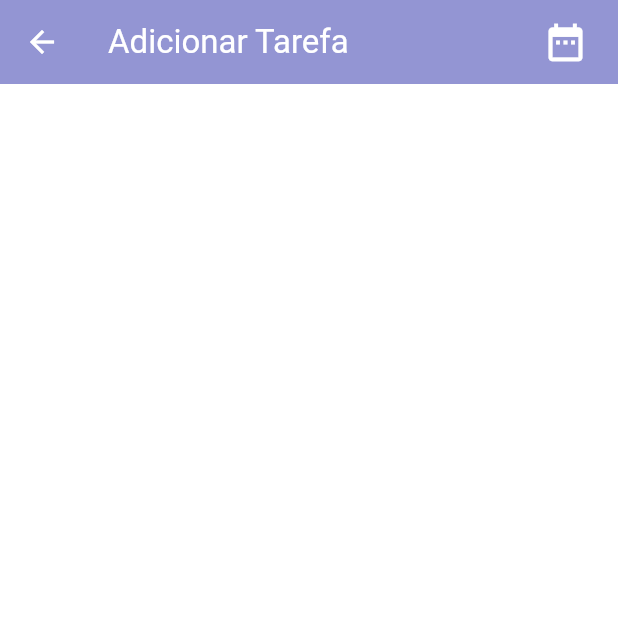
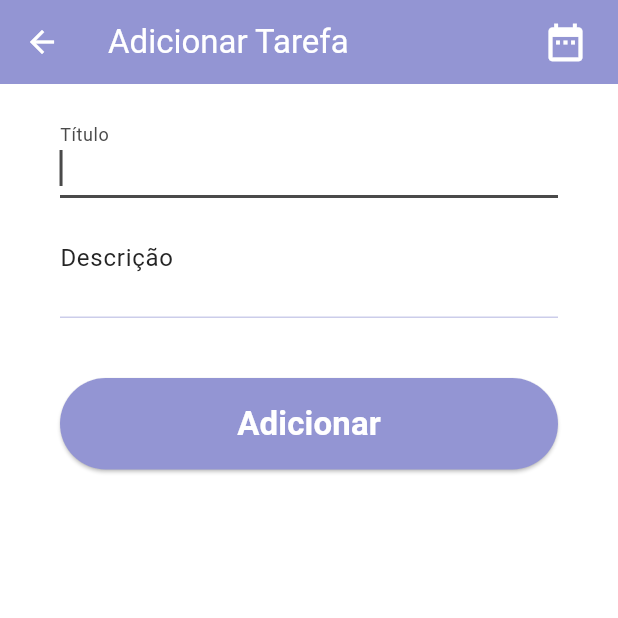
Before and after one commit to gabrielnavas/todo_flutter_app, a Flutter app: the TodoItemScreen screen opened by its route, on a phone screen of 412 x 824 dp, the top half of it. Run offline on Flutter 3.47's test engine with Material 3 defaults, Android fonts, the phone set to English and light mode, and no system bars.

Commit message:
create todo item form

```diff
--- a/lib/providers/todo_list_provider.dart
+++ b/lib/providers/todo_list_provider.dart
@@ -9,7 +9,8 @@ class TodoListProvider with ChangeNotifier {
   List<Todo> get items => [..._items];
 
   void add(Todo todo) {
-    _items.add(todo);
+    _items.insert(0, todo);
+    notifyListeners();
   }
 
   void partialUpdate(String id, String title, String description) {
--- a/lib/screens/todo_item_screen.dart
+++ b/lib/screens/todo_item_screen.dart
@@ -1,4 +1,5 @@
 import 'package:flutter/material.dart';
+import 'package:todo_app/widgets/todo_item_form.dart';
 
 class TodoItemScreen extends StatefulWidget {
   const TodoItemScreen({super.key});
@@ -23,6 +24,12 @@ class _TodoItemScreenState extends State<TodoItemScreen> {
           )
         ],
       ),
+      body: SingleChildScrollView(
+        child: Container(
+          margin: const EdgeInsets.symmetric(horizontal: 40, vertical: 20),
+          child: const TodoItemForm(),
+        ),
+      ),
     );
   }
 }
--- /dev/null
+++ b/lib/widgets/todo_item_form.dart
@@ -0,0 +1,110 @@
+import 'package:flutter/material.dart';
+import 'package:provider/provider.dart';
+import 'package:todo_app/models/todo.dart';
+import 'package:todo_app/models/todo_form.dart';
+import 'package:todo_app/providers/todo_list_provider.dart';
+
+class TodoItemForm extends StatefulWidget {
+  const TodoItemForm({super.key});
+
+  @override
+  State<TodoItemForm> createState() => _TodoItemFormState();
+}
+
+class _TodoItemFormState extends State<TodoItemForm> {
+  final _titleController = TextEditingController();
+  final _descriptionController = TextEditingController();
+
+  final TodoForm _todoForm = TodoForm();
+
+  final GlobalKey<FormState> _formKey = GlobalKey<FormState>();
+
+  bool _verifyForm() {
+    final bool isValid = _formKey.currentState?.validate() ?? false;
+    if (!isValid) {
+      return false;
+    }
+
+    _formKey.currentState?.save();
+    return true;
+  }
+
+  void _onSubmit(BuildContext context) {
+    if (!_verifyForm()) {
+      return;
+    }
+
+    final Todo todo = Todo.from(_todoForm);
+
+    Provider.of<TodoListProvider>(context, listen: false).add(todo);
+    Navigator.of(context).pop();
+  }
+
+  @override
+  Widget build(BuildContext context) {
+    return Form(
+      key: _formKey,
+      child: Column(
+        children: [
+          TextFormField(
+            key: const ValueKey('title'),
+            controller: _titleController,
+            decoration: const InputDecoration(
+              label: Text('Título'),
+            ),
+            textInputAction: TextInputAction.next,
+            autofocus: true,
+            validator: (value) => Todo.validateTitle(value ?? ''),
+            onChanged: (value) => setState(() => _todoForm.title = value),
+            onSaved: (title) {
+              if (title != null && title.isNotEmpty) {
+                _todoForm.title = title;
+              }
+            },
+          ),
+          TextFormField(
+            decoration: const InputDecoration(
+              label: Text('Descrição'),
+            ),
+            controller: _descriptionController,
+            keyboardType: TextInputType.multiline,
+            maxLines: null,
+            minLines: 2,
+            textInputAction: TextInputAction.done,
+            onFieldSubmitted: (value) => _onSubmit(context),
+            autofocus: true,
+            validator: (value) => Todo.validateDescription(value ?? ''),
+            onChanged: (value) => setState(() => _todoForm.description = value),
+            onSaved: (description) {
+              if (description != null && description.isNotEmpty) {
+                _todoForm.description = description;
+              }
+            },
+          ),
+          const SizedBox(
+            height: 20,
+          ),
+          Container(
+            width: double.infinity,
+            padding: const EdgeInsets.symmetric(vertical: 20),
+            child: ElevatedButton(
+              onPressed: () => _onSubmit(context),
+              style: ButtonStyle(
+                padding: MaterialStateProperty.all(
+                  const EdgeInsets.symmetric(vertical: 15, horizontal: 40),
+                ),
+              ),
+              child: Text(
+                'Adicionar',
+                style: TextStyle(
+                    fontWeight: FontWeight.bold,
+                    fontSize: 22,
+                    color: Theme.of(context).colorScheme.onPrimary),
+              ),
+            ),
+          )
+        ],
+      ),
+    );
+  }
+}
```
Also changed, not shown: lib/models/todo.dart (+0 -13 lines).
